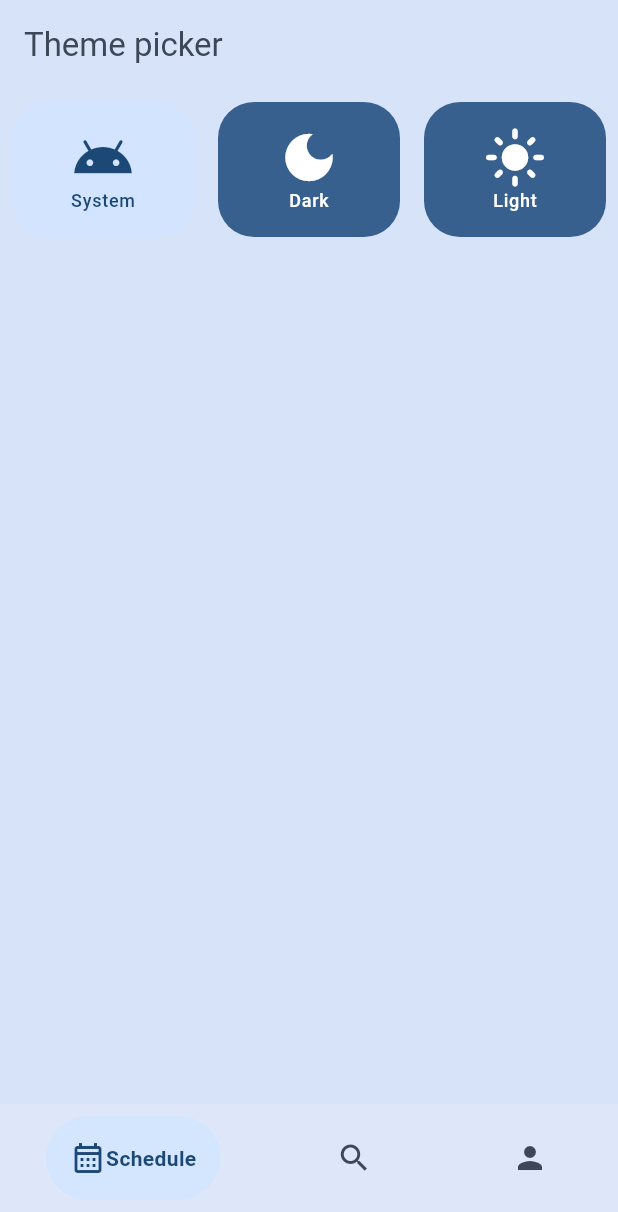
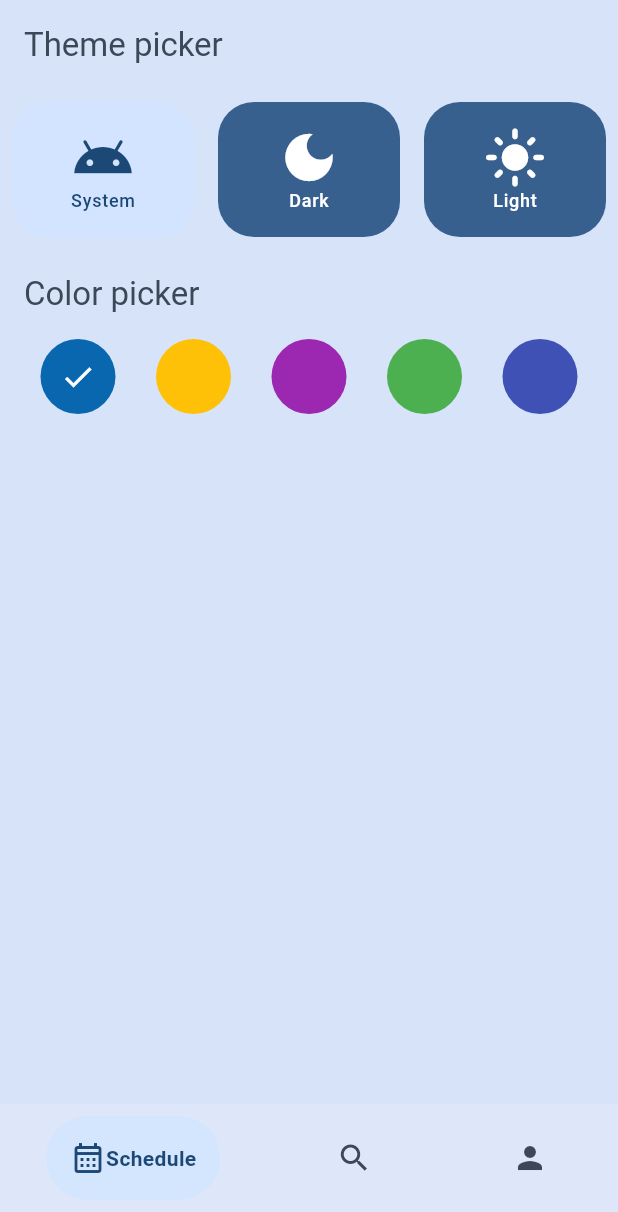
Before and after one commit to rn7cvj/fefu_schedule, a Flutter app: the Settings screen opened by its route, after a tap on "System", on a phone screen of 412 x 824 dp. Shown: the top 1212 px of the screen. Run offline on Flutter 3.47's test engine with Material 3 defaults, Android fonts, the phone set to English and light mode, and no system bars; drawn by our look-alikes of google_nav_bar; our stand-ins replace flutter_mobx, get_it, get_storage, go_router, logger, mobx and 1 more; accounts and stored records are empty; generated files the repository leaves out were written again.

Commit message:
add theme and color picker

```diff
--- a/i18n/en_EN/settings_en.i18n.yaml
+++ b/i18n/en_EN/settings_en.i18n.yaml
@@ -1,5 +1,6 @@
 label: Settings
 theme_picker: Theme picker
+color_picker: Color picker
 system_theme: System
 dark_theme: Dark
 light_theme: Light
--- a/i18n/ru_RU/settings_ru.i18n.yaml
+++ b/i18n/ru_RU/settings_ru.i18n.yaml
@@ -1,5 +1,6 @@
 label: Настройки
 theme_picker: Выбор темы
+color_picker: Выбор цвета
 system_theme: Системная
 dark_theme: Темная
 light_theme: Светлая
--- a/lib/controllers/theme/theme_storage.dart
+++ b/lib/controllers/theme/theme_storage.dart
@@ -1,3 +1,4 @@
+import 'package:fefu_schedule/utils.dart';
 import 'package:get_storage/get_storage.dart';
 import 'package:flutter/material.dart';
 
@@ -6,12 +7,12 @@ class ThemeStorage {
 
   static const String _boxName = "themeBox";
 
-  ThemeMode get theme => _theme;
-  ThemeMode _theme = ThemeMode.system;
+  ThemeMode get theme => convertThemeFromString(_theme);
+  String _theme = "system";
   static const String _themeName = "theme";
 
-  Color get themeColor => _themeColor;
-  Color _themeColor = const Color.fromRGBO(9, 103, 176, 1);
+  Color get themeColor => HexColor.fromHex(_themeColor);
+  String _themeColor = "#0967b0";
   static const String _themeColorName = "themeColor";
 
   Future<void> init() async {
@@ -23,12 +24,35 @@ class ThemeStorage {
   }
 
   Future<void> writeNewTheme(ThemeMode newTheme) async {
-    _theme = newTheme;
-    _box.write(_themeName, newTheme);
+    _theme = convertThemeTotring(newTheme);
+    _box.write(_themeName, _theme);
   }
 
   Future<void> writeNewThemeColor(Color newColor) async {
-    _themeColor = newColor;
-    _box.write(_themeColorName, newColor);
+    _themeColor = newColor.toHex();
+    _box.write(_themeColorName, _themeColor);
+  }
+
+  ThemeMode convertThemeFromString(String theme) {
+    switch (theme) {
+      case "system":
+        return ThemeMode.system;
+      case "dark":
+        return ThemeMode.dark;
+      case "light":
+        return ThemeMode.light;
+    }
+    return ThemeMode.system;
+  }
+
+  String convertThemeTotring(ThemeMode theme) {
+    switch (theme) {
+      case ThemeMode.system:
+        return "system";
+      case ThemeMode.light:
+        return "light";
+      case ThemeMode.dark:
+        return "dark";
+    }
   }
 }
--- a/lib/pages/settings/settings.dart
+++ b/lib/pages/settings/settings.dart
@@ -1,14 +1,14 @@
 import 'package:fefu_schedule/controllers/settings/settings_controller.dart';
 import 'package:fefu_schedule/i18n/strings.g.dart';
+import 'package:fefu_schedule/pages/settings/widgets/color_picker.dart';
 import 'package:fefu_schedule/pages/settings/widgets/theme_picker.dart';
 import 'package:flutter/material.dart';
+import 'package:get_it/get_it.dart';
 
 class Settings extends StatelessWidget {
-  Settings({super.key}) {
-    controller = SettingsController();
-  }
+  Settings({super.key});
 
-  late SettingsController controller;
+  final SettingsController controller = GetIt.I<SettingsController>();
 
   @override
   Widget build(BuildContext context) {
@@ -37,6 +37,20 @@ class Settings extends StatelessWidget {
                 ThemePicker(
                   settingsController: controller,
                 ),
+                Align(
+                  alignment: Alignment.centerLeft,
+                  child: Padding(
+                    padding: const EdgeInsets.all(16.0),
+                    child: Text(
+                      t.settings.color_picker,
+                      style: Theme.of(context)
+                          .textTheme
+                          .titleLarge
+                          ?.copyWith(color: Theme.of(context).colorScheme.onSecondaryContainer),
+                    ),
+                  ),
+                ),
+                ColorPicker(settingsController: controller)
               ],
             ),
           ),
--- /dev/null
+++ b/lib/pages/settings/widgets/color_picker.dart
@@ -0,0 +1,67 @@
+import 'dart:math';
+
+import 'package:fefu_schedule/controllers/settings/settings_controller.dart';
+import 'package:flutter/material.dart';
+import 'package:flutter_mobx/flutter_mobx.dart';
+
+class ColorPicker extends StatelessWidget {
+  const ColorPicker({super.key, required this.settingsController});
+
+  final SettingsController settingsController;
+
+  @override
+  Widget build(BuildContext context) {
+    double width = MediaQuery.sizeOf(context).shortestSide;
+    width = min(width, 600);
+    return SizedBox(
+      width: width,
+      child: Observer(builder: (_) {
+        return Row(
+          mainAxisAlignment: MainAxisAlignment.spaceEvenly,
+          children: settingsController.themeColorsList
+              .map(
+                (color) => ColorButton(
+                  color: color,
+                  onTap: () {
+                    settingsController.changeColor(color);
+                  },
+                  child: settingsController.selectedColor == color
+                      ? Icon(
+                          Icons.check,
+                          color: Theme.of(context).colorScheme.onPrimary,
+                        )
+                      : null,
+                ),
+              )
+              .toList(),
+        );
+      }),
+    );
+  }
+}
+
+class ColorButton extends StatelessWidget {
+  const ColorButton({super.key, required this.color, required this.onTap, this.child});
+
+  final Color color;
+
+  final VoidCallback onTap;
+  final Widget? child;
+
+  @override
+  Widget build(BuildContext context) {
+    return InkResponse(
+      splashColor: Colors.transparent,
+      onTap: onTap,
+      child: Container(
+        width: 50,
+        height: 50,
+        decoration: BoxDecoration(
+          color: color,
+          shape: BoxShape.circle,
+        ),
+        child: child,
+      ),
+    );
+  }
+}
--- a/lib/pages/settings/widgets/theme_picker.dart
+++ b/lib/pages/settings/widgets/theme_picker.dart
@@ -14,6 +14,12 @@ class ThemePicker extends StatelessWidget {
     double width = MediaQuery.sizeOf(context).shortestSide;
     width = min(width, 600);
 
+    Color selectedButtonColor = Theme.of(context).colorScheme.primaryContainer;
+    Color unselectedButtonColor = Theme.of(context).colorScheme.primary;
+
+    Color selectedButtonContentColor = Theme.of(context).colorScheme.onPrimaryContainer;
+    Color unselectedButtonContentColor = Theme.of(context).colorScheme.onPrimary;
+
     return SizedBox(
       width: width,
       child: Observer(
@@ -26,17 +32,22 @@ class ThemePicker extends StatelessWidget {
                 child: AnimatedContainer(
                   duration: const Duration(microseconds: 200),
                   child: ThemeButton(
-                    backgroundColor: Theme.of(context).colorScheme.primaryContainer,
+                    backgroundColor: settingsController.selectedThemeMode == ThemeMode.system
+                        ? selectedButtonColor
+                        : unselectedButtonColor,
                     icon: Icons.android,
-                    iconColor: Theme.of(context).colorScheme.onPrimaryContainer,
+                    iconColor: settingsController.selectedThemeMode == ThemeMode.system
+                        ? selectedButtonContentColor
+                        : unselectedButtonContentColor,
                     label: Text(
                       "System",
-                      style: Theme.of(context)
-                          .textTheme
-                          .labelMedium
-                          ?.copyWith(color: Theme.of(context).colorScheme.onPrimaryContainer),
+                      style: Theme.of(context).textTheme.labelMedium?.copyWith(
+                            color: settingsController.selectedThemeMode == ThemeMode.system
+                                ? selectedButtonContentColor
+                                : unselectedButtonContentColor,
+                          ),
                     ),
-                    onTap: () {},
+                    onTap: () => settingsController.changeTheme(ThemeMode.system),
                   ),
                 ),
               ),
@@ -45,17 +56,22 @@ class ThemePicker extends StatelessWidget {
                 child: AnimatedContainer(
                   duration: const Duration(microseconds: 200),
                   child: ThemeButton(
-                    backgroundColor: Theme.of(context).colorScheme.primary,
+                    backgroundColor: settingsController.selectedThemeMode == ThemeMode.dark
+                        ? selectedButtonColor
+                        : unselectedButtonColor,
                     icon: Icons.dark_mode,
-                    iconColor: Theme.of(context).colorScheme.onPrimary,
+                    iconColor: settingsController.selectedThemeMode == ThemeMode.dark
+                        ? selectedButtonContentColor
+                        : unselectedButtonContentColor,
                     label: Text(
                       "Dark",
-                      style: Theme.of(context)
-                          .textTheme
-                          .labelMedium
-                          ?.copyWith(color: Theme.of(context).colorScheme.onPrimary),
+                      style: Theme.of(context).textTheme.labelMedium?.copyWith(
+                            color: settingsController.selectedThemeMode == ThemeMode.dark
+                                ? selectedButtonContentColor
+                                : unselectedButtonContentColor,
+                          ),
                     ),
-                    onTap: () {},
+                    onTap: () => settingsController.changeTheme(ThemeMode.dark),
                   ),
                 ),
               ),
@@ -64,17 +80,22 @@ class ThemePicker extends StatelessWidget {
                 child: AnimatedContainer(
                   duration: const Duration(microseconds: 200),
                   child: ThemeButton(
-                    backgroundColor: Theme.of(context).colorScheme.primary,
+                    backgroundColor: settingsController.selectedThemeMode == ThemeMode.light
+                        ? selectedButtonColor
+                        : unselectedButtonColor,
                     icon: Icons.light_mode,
-                    iconColor: Theme.of(context).colorScheme.onPrimary,
+                    iconColor: settingsController.selectedThemeMode == ThemeMode.light
+                        ? selectedButtonContentColor
+                        : unselectedButtonContentColor,
                     label: Text(
                       "Light",
-                      style: Theme.of(context)
-                          .textTheme
-                          .labelMedium
-                          ?.copyWith(color: Theme.of(context).colorScheme.onPrimary),
+                      style: Theme.of(context).textTheme.labelMedium?.copyWith(
+                            color: settingsController.selectedThemeMode == ThemeMode.light
+                                ? selectedButtonContentColor
+                                : unselectedButtonContentColor,
+                          ),
                     ),
-                    onTap: () {},
+                    onTap: () => settingsController.changeTheme(ThemeMode.light),
                   ),
                 ),
               ),
@@ -106,7 +127,8 @@ class ThemeButton extends StatelessWidget {
     return InkWell(
       onTap: onTap,
       borderRadius: BorderRadius.circular(24),
-      child: Container(
+      child: AnimatedContainer(
+        duration: const Duration(milliseconds: 300),
         padding: const EdgeInsets.all(16.0),
         margin: const EdgeInsets.all(8.0),
         decoration: BoxDecoration(
--- /dev/null
+++ b/lib/utils.dart
@@ -0,0 +1,18 @@
+import 'dart:ui';
+
+extension HexColor on Color {
+  /// String is in the format "aabbcc" or "ffaabbcc" with an optional leading "#".
+  static Color fromHex(String hexString) {
+    final buffer = StringBuffer();
+    if (hexString.length == 6 || hexString.length == 7) buffer.write('ff');
+    buffer.write(hexString.replaceFirst('#', ''));
+    return Color(int.parse(buffer.toString(), radix: 16));
+  }
+
+  /// Prefixes a hash sign if [leadingHashSign] is set to `true` (default is `true`).
+  String toHex({bool leadingHashSign = true}) => '${leadingHashSign ? '#' : ''}'
+      '${alpha.toRadixString(16).padLeft(2, '0')}'
+      '${red.toRadixString(16).padLeft(2, '0')}'
+      '${green.toRadixString(16).padLeft(2, '0')}'
+      '${blue.toRadixString(16).padLeft(2, '0')}';
+}
```
Also changed, not shown: lib/controllers/settings/settings_controller.dart (+9 -6 lines), lib/controllers/theme/theme_controller.dart (+5 -4 lines), lib/main.dart (+6 -1 lines), .github/workflows/auto_release.yaml, lib/gen/controllers/settings/settings_controller.g.dart (deleted), lib/gen/controllers/theme/theme_controller.g.dart (deleted), lib/i18n/strings.g.dart, 2 other files.
